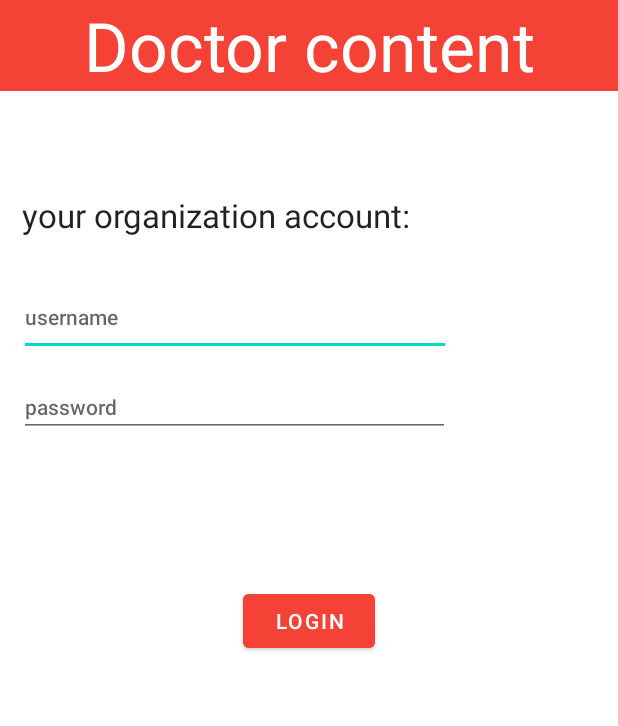
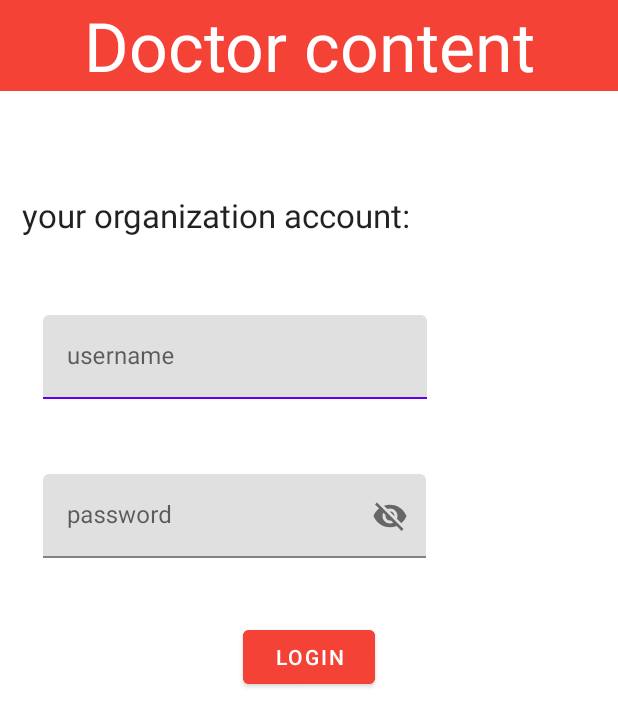
Before and after one commit to MAHMOUD2ABDALLAH/Mobile-Ventilator, an Android app: the FirstChoiceActivity screen opened directly, with no data from a screen before it, after a tap on "Sign in", on a phone screen of 412 x 824 dp. Shown: the top 726 px of the screen. Run offline under Robolectric (Android 15) with nearby library versions, the phone set to English and light mode, and no system bars; our stand-ins replace Firebase (no records; nobody signed in at launch, a user with empty details on screens opened directly).

Commit message:
login with firestore

```diff
--- a/app/src/main/java/com/example/myapplication/FirstChoiceActivity.java
+++ b/app/src/main/java/com/example/myapplication/FirstChoiceActivity.java
@@ -1,11 +1,10 @@
 package com.example.myapplication;
-
-import androidx.appcompat.app.AppCompatActivity;
 
 import android.content.Intent;
 import android.os.Bundle;
 import android.view.View;
-import android.widget.EditText;
+
+import androidx.appcompat.app.AppCompatActivity;
 
 public class FirstChoiceActivity extends AppCompatActivity {
 
@@ -17,13 +16,13 @@ public class FirstChoiceActivity extends AppCompatActivity {
 
 
     public void gotopatientpage(View view) {
-        Intent in=new Intent(this,Registeration.class);
+        Intent in=new Intent(this, RegistrationActivity.class);
         startActivity(in);
 
     }
 
     public void gotologinpage(View view) {
-        Intent in2=new Intent(this,login_page.class);
+        Intent in2=new Intent(this, LoginActivity.class);
         startActivity(in2);
     }
 }
--- /dev/null
+++ b/app/src/main/java/com/example/myapplication/LoginActivity.java
@@ -0,0 +1,56 @@
+package com.example.myapplication;
+
+import android.content.Intent;
+import android.os.Bundle;
+import android.widget.Toast;
+
+import androidx.appcompat.app.AppCompatActivity;
+
+import com.example.myapplication.data.model.Doctor;
+import com.example.myapplication.databinding.ActivityLoginPageBinding;
+import com.google.firebase.firestore.FirebaseFirestore;
+
+import java.util.Objects;
+
+public class LoginActivity extends AppCompatActivity {
+
+    public static Doctor CURRENT_DOCTOR;
+    private ActivityLoginPageBinding binding;
+
+    @Override
+    protected void onCreate(Bundle savedInstanceState) {
+        super.onCreate(savedInstanceState);
+        binding = ActivityLoginPageBinding.inflate(getLayoutInflater());
+        setContentView(binding.getRoot());
+
+        binding.btnLogin.setOnClickListener(v -> {
+            if (validFields()) {
+                String fullName = Objects.requireNonNull(binding.etFullName.getText()).toString();
+                String password = Objects.requireNonNull(binding.etPassword.getText()).toString();
+                login(fullName, password);
+            }
+        });
+    }
+
+    private boolean validFields() {
+        boolean valid = true;
+        if (binding.etFullName.getText() != null && binding.etFullName.getText().toString().isEmpty()) {
+            valid = false;
+            Toast.makeText(this, getString(R.string.name) + " is empty", Toast.LENGTH_SHORT).show();
+        } else if (binding.etPassword.getText() != null && binding.etPassword.getText().toString().isEmpty()) {
+            valid = false;
+            Toast.makeText(this, getString(R.string.password) + " is empty", Toast.LENGTH_SHORT).show();
+        }
+        return valid;
+    }
+
+    private void login(String userName, String password) {
+        FirebaseFirestore.getInstance().collection("Doctors")
+                .whereEqualTo("fullName", userName)
+                .whereEqualTo("password", password).get().addOnSuccessListener(queryDocumentSnapshots -> {
+            CURRENT_DOCTOR = queryDocumentSnapshots.getDocuments().get(0).toObject(Doctor.class);
+            startActivity(new Intent(getApplicationContext(), ControlSystemActivity.class));
+            Toast.makeText(getApplicationContext(), "Doctor " + CURRENT_DOCTOR.getFullName() + " logged in successfully", Toast.LENGTH_SHORT).show();
+        });
+    }
+}
--- a/app/src/main/java/com/example/myapplication/data/model/Doctor.java
+++ b/app/src/main/java/com/example/myapplication/data/model/Doctor.java
@@ -10,7 +10,10 @@ public class Doctor {
     private String phone;
     private String workType;
 
-    public Doctor(String fullName,String email,String password, String gender,String organization, String organizationID, String phone, String workType) {
+    public Doctor() { // default for firestore mapping
+    }
+
+    public Doctor(String fullName, String email, String password, String gender, String organization, String organizationID, String phone, String workType) {
         this.fullName = fullName;
         this.email = email;
         this.password = password;
--- a/app/src/main/java/com/example/myapplication/login_page.java
+++ /dev/null
@@ -1,21 +0,0 @@
-package com.example.myapplication;
-
-import androidx.appcompat.app.AppCompatActivity;
-
-import android.content.Intent;
-import android.os.Bundle;
-import android.view.View;
-
-public class login_page extends AppCompatActivity {
-
-    @Override
-    protected void onCreate(Bundle savedInstanceState) {
-        super.onCreate(savedInstanceState);
-        setContentView(R.layout.activity_login_page);
-    }
-
-    public void gotocontrolsys(View view) {
-        Intent login=new Intent(this,control_system.class);
-        startActivity(login);
-    }
-}
--- a/app/src/main/res/layout/activity_clustering.xml
+++ b/app/src/main/res/layout/activity_clustering.xml
@@ -4,7 +4,7 @@
     xmlns:tools="http://schemas.android.com/tools"
     android:layout_width="match_parent"
     android:layout_height="match_parent"
-    tools:context=".clustering">
+    tools:context=".ClusteringActivity">
 
     <TextView
         android:id="@+id/textView12"
--- a/app/src/main/res/layout/activity_control_system.xml
+++ b/app/src/main/res/layout/activity_control_system.xml
@@ -4,7 +4,7 @@
     xmlns:tools="http://schemas.android.com/tools"
     android:layout_width="match_parent"
     android:layout_height="match_parent"
-    tools:context=".control_system">
+    tools:context=".ControlSystemActivity">
 
     <TextView
         android:id="@+id/textView7"
--- a/app/src/main/res/layout/activity_login_page.xml
+++ b/app/src/main/res/layout/activity_login_page.xml
@@ -4,21 +4,27 @@
     xmlns:tools="http://schemas.android.com/tools"
     android:layout_width="match_parent"
     android:layout_height="match_parent"
-    tools:context=".login_page">
+    tools:context=".LoginActivity">
 
-    <EditText
+    <com.google.android.material.textfield.TextInputLayout
         android:id="@+id/editTextTextPersonName10"
+        style="@style/Widget.Material3.TextInputEditText.FilledBox"
         android:layout_width="288dp"
-        android:layout_height="51dp"
+        android:layout_height="wrap_content"
         android:layout_marginTop="28dp"
         android:ems="10"
+        android:hint="username"
         android:inputType="textPersonName"
-        android:hint="username"
-        android:textAppearance="@style/TextAppearance.AppCompat.Body2"
         app:layout_constraintEnd_toEndOf="parent"
         app:layout_constraintHorizontal_bias="0.103"
         app:layout_constraintStart_toStartOf="parent"
-        app:layout_constraintTop_toBottomOf="@+id/textView10" />
+        app:layout_constraintTop_toBottomOf="@+id/textView10">
+
+        <com.google.android.material.textfield.TextInputEditText
+            android:id="@+id/etFullName"
+            android:layout_width="match_parent"
+            android:layout_height="wrap_content" />
+    </com.google.android.material.textfield.TextInputLayout>
 
     <TextView
         android:id="@+id/textView8"
@@ -37,16 +43,13 @@
         app:layout_constraintVertical_bias="0.0" />
 
     <Button
-        android:id="@+id/button4"
+        android:id="@+id/btnLogin"
         android:layout_width="wrap_content"
         android:layout_height="wrap_content"
-        android:layout_marginBottom="288dp"
+        android:layout_marginTop="32dp"
         android:backgroundTint="@color/red"
         android:text="login"
-        android:onClick="gotocontrolsys"
-        app:layout_constraintBottom_toBottomOf="parent"
         app:layout_constraintEnd_toEndOf="parent"
-        app:layout_constraintHorizontal_bias="0.501"
         app:layout_constraintStart_toStartOf="parent"
         app:layout_constraintTop_toBottomOf="@+id/editTextTextPersonName12" />
 
@@ -62,18 +65,25 @@
         app:layout_constraintStart_toStartOf="parent"
         app:layout_constraintTop_toBottomOf="@+id/textView8" />
 
-    <EditText
+    <com.google.android.material.textfield.TextInputLayout
         android:id="@+id/editTextTextPersonName12"
+        style="@style/Widget.Material3.TextInputEditText.FilledBox"
         android:layout_width="287dp"
-        android:layout_height="38dp"
+        android:layout_height="wrap_content"
         android:layout_marginTop="16dp"
         android:ems="10"
+        android:hint="password"
         android:inputType="textPersonName"
-        android:hint="password"
-        android:textAppearance="@style/TextAppearance.AppCompat.Body2"
         app:layout_constraintEnd_toEndOf="parent"
         app:layout_constraintHorizontal_bias="0.103"
         app:layout_constraintStart_toStartOf="parent"
-        app:layout_constraintTop_toBottomOf="@+id/editTextTextPersonName10" />
+        app:layout_constraintTop_toBottomOf="@+id/editTextTextPersonName10"
+        app:passwordToggleEnabled="true">
+
+        <com.google.android.material.textfield.TextInputEditText
+            android:id="@+id/etPassword"
+            android:layout_width="match_parent"
+            android:layout_height="wrap_content" />
+    </com.google.android.material.textfield.TextInputLayout>
 
 </androidx.constraintlayout.widget.ConstraintLayout>
--- a/app/src/main/res/layout/activity_main.xml
+++ b/app/src/main/res/layout/activity_main.xml
@@ -7,7 +7,7 @@
     android:background="#000"
     android:orientation="vertical"
     android:gravity="center"
-    tools:context=".MainActivity">
+    tools:context=".SplashActivity">
 
     <TextView
         android:id="@+id/textView"
--- a/app/src/main/res/layout/activity_patient.xml
+++ b/app/src/main/res/layout/activity_patient.xml
@@ -4,7 +4,7 @@
     xmlns:tools="http://schemas.android.com/tools"
     android:layout_width="match_parent"
     android:layout_height="match_parent"
-    tools:context=".patient_activity">
+    tools:context=".PatientActivity">
 
 
     <TextView
--- a/app/src/main/res/layout/activity_printing_page.xml
+++ b/app/src/main/res/layout/activity_printing_page.xml
@@ -4,7 +4,7 @@
     xmlns:tools="http://schemas.android.com/tools"
     android:layout_width="match_parent"
     android:layout_height="match_parent"
-    tools:context=".printing_page">
+    tools:context=".PrintingActivity">
 
     <TextView
         android:id="@+id/textView13"
--- a/app/src/main/res/layout/activity_registeration.xml
+++ b/app/src/main/res/layout/activity_registeration.xml
@@ -4,7 +4,7 @@
     xmlns:tools="http://schemas.android.com/tools"
     android:layout_width="match_parent"
     android:layout_height="match_parent"
-    tools:context=".Registeration">
+    tools:context=".RegistrationActivity">
 
     <TextView
         android:id="@+id/textView3"
```
Also changed, not shown: app/src/main/AndroidManifest.xml (+7 -7 lines), app/src/main/java/com/example/myapplication/ClusteringActivity.java (renamed from app/src/main/java/com/example/myapplication/printing_page.java, +5 -4 lines), app/src/main/java/com/example/myapplication/ControlSystemActivity.java (renamed from app/src/main/java/com/example/myapplication/control_system.java, +4 -4 lines), app/src/main/java/com/example/myapplication/MainActivity.java (deleted, +0 -25 lines), app/src/main/java/com/example/myapplication/PatientActivity.java (renamed from app/src/main/java/com/example/myapplication/clustering.java, +6 -2 lines), app/src/main/java/com/example/myapplication/PrintingActivity.java (renamed from app/src/main/java/com/example/myapplication/delete_patient.java, +4 -4 lines), app/src/main/java/com/example/myapplication/RegistrationActivity.java (renamed from app/src/main/java/com/example/myapplication/Registeration.java, +26 -25 lines), app/src/main/java/com/example/myapplication/SplashActivity.java (added, +18 -0 lines), app/src/main/java/com/example/myapplication/patient_activity.java (deleted, +0 -19 lines).
